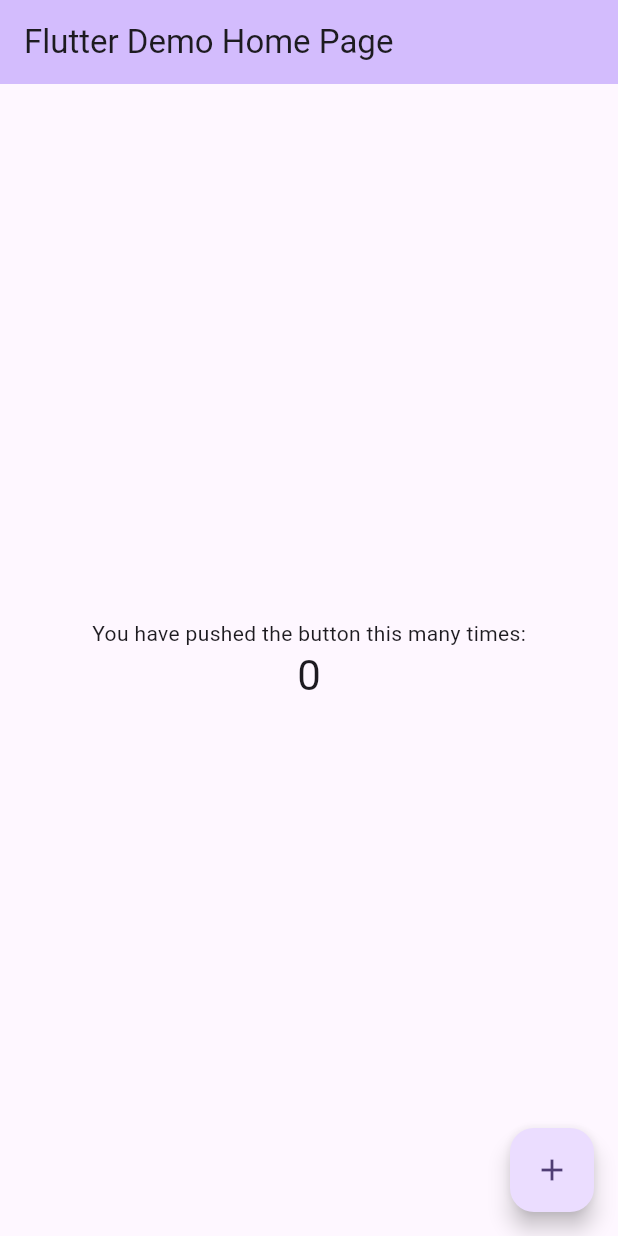
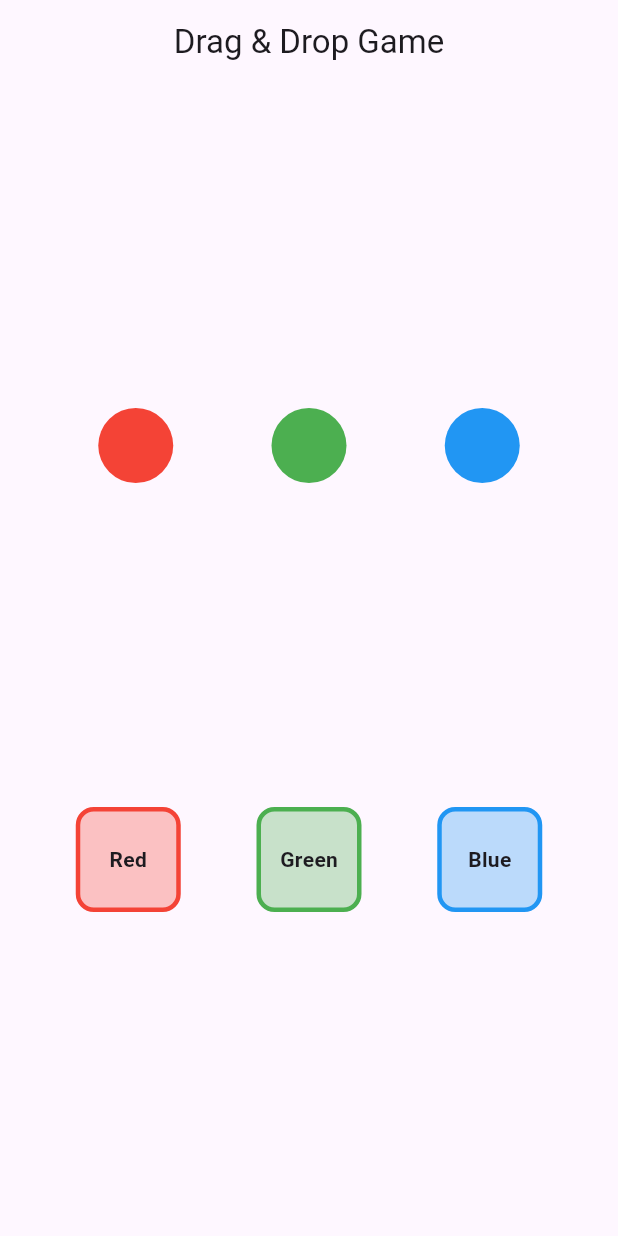
Before and after one commit to reemahmad23/drag_and_drop, a Flutter app: the screen it shows after launch, on a phone screen of 412 x 824 dp. Run offline on Flutter 3.47's test engine with Material 3 defaults, Android fonts, the phone set to English and light mode, and no system bars.

Commit message:
make dragable and drag target

```diff
--- /dev/null
+++ b/lib/drag_drop_game.dart
@@ -0,0 +1,114 @@
+import 'package:flutter/material.dart';
+
+class DragDropGame extends StatefulWidget {
+  const DragDropGame({super.key});
+
+  @override
+  State<DragDropGame> createState() => _DragDropGameState();
+}
+
+class _DragDropGameState extends State<DragDropGame> {
+  final List<Color> balls = [Colors.red, Colors.green, Colors.blue];
+
+  final Map<Color, bool> matched = {
+    Colors.red: false,
+    Colors.green: false,
+    Colors.blue: false,
+  };
+
+  @override
+  Widget build(BuildContext context) {
+    return Scaffold(
+      appBar: AppBar(
+        title: const Text("Drag & Drop Game"),
+        centerTitle: true,
+      ),
+      body: Column(
+        mainAxisAlignment: MainAxisAlignment.spaceEvenly,
+        children: [
+          Row(
+            mainAxisAlignment: MainAxisAlignment.spaceEvenly,
+            children: balls.map((color) {
+              return Draggable<Color>(
+                data: color,
+                feedback: ballWidget(color, 50, withShadow: true), // يظهر أثناء السحب
+                childWhenDragging: ballWidget(Colors.grey.shade300, 50), // مكانها يبهت
+                child: matched[color]! ? const SizedBox(width: 50, height: 50) : ballWidget(color, 50),
+              );
+            }).toList(),
+          ),
+
+          Row(
+            mainAxisAlignment: MainAxisAlignment.spaceEvenly,
+            children: balls.map((color) {
+              return DragTarget<Color>(
+                onWillAcceptWithDetails: (data) => true,
+                onAcceptWithDetails: (data) {
+                  if (data == color) {
+                    // صح ✅
+                    setState(() {
+                      matched[color] = true;
+                    });
+                    ScaffoldMessenger.of(context).showSnackBar(
+                      SnackBar(content: Text("Correct! ${colorName(color)} matched")),
+                    );
+                  } else {
+                    // غلط ❌
+                    ScaffoldMessenger.of(context).showSnackBar(
+                      SnackBar(content: Text("Wrong match! Try again")),
+                    );
+                  }
+                },
+                builder: (context, candidateData, rejectedData) {
+                  return Container(
+                    width: 70,
+                    height: 70,
+                    decoration: BoxDecoration(
+                      color: color.withOpacity(0.3),
+                      border: Border.all(color: color, width: 3),
+                      borderRadius: BorderRadius.circular(12),
+                    ),
+                    child: Center(
+                      child: Text(
+                        colorName(color),
+                        style: const TextStyle(fontWeight: FontWeight.bold),
+                      ),
+                    ),
+                  );
+                },
+              );
+            }).toList(),
+          ),
+        ],
+      ),
+    );
+  }
+
+  // ويدجت للكورة
+  Widget ballWidget(Color color, double size, {bool withShadow = false}) {
+    return Container(
+      width: size,
+      height: size,
+      decoration: BoxDecoration(
+        color: color,
+        shape: BoxShape.circle,
+        boxShadow: withShadow
+            ? [
+                const BoxShadow(
+                  color: Colors.black26,
+                  blurRadius: 6,
+                  offset: Offset(2, 2),
+                )
+              ]
+            : null,
+      ),
+    );
+  }
+
+  String colorName(Color color) {
+    if (color == Colors.red) return "Red";
+    if (color == Colors.green) return "Green";
+    if (color == Colors.blue) return "Blue";
+    return "Color";
+  }
+}
--- a/lib/main.dart
+++ b/lib/main.dart
@@ -1,3 +1,4 @@
+import 'package:drag_and_drop/drag_drop_game.dart';
 import 'package:flutter/material.dart';
 
 void main() {
@@ -11,112 +12,7 @@ class MyApp extends StatelessWidget {
   @override
   Widget build(BuildContext context) {
     return MaterialApp(
-      title: 'Flutter Demo',
-      theme: ThemeData(
-        // This is the theme of your application.
-        //
-        // TRY THIS: Try running your application with "flutter run". You'll see
-        // the application has a purple toolbar. Then, without quitting the app,
-        // try changing the seedColor in the colorScheme below to Colors.green
-        // and then invoke "hot reload" (save your changes or press the "hot
-        // reload" button in a Flutter-supported IDE, or press "r" if you used
-        // the command line to start the app).
-        //
-        // Notice that the counter didn't reset back to zero; the application
-        // state is not lost during the reload. To reset the state, use hot
-        // restart instead.
-        //
-        // This works for code too, not just values: Most code changes can be
-        // tested with just a hot reload.
-        colorScheme: ColorScheme.fromSeed(seedColor: Colors.deepPurple),
-      ),
-      home: const MyHomePage(title: 'Flutter Demo Home Page'),
+      home: DragDropGame(),
     );
   }
 }
-
-class MyHomePage extends StatefulWidget {
-  const MyHomePage({super.key, required this.title});
-
-  // This widget is the home page of your application. It is stateful, meaning
-  // that it has a State object (defined below) that contains fields that affect
-  // how it looks.
-
-  // This class is the configuration for the state. It holds the values (in this
-  // case the title) provided by the parent (in this case the App widget) and
-  // used by the build method of the State. Fields in a Widget subclass are
-  // always marked "final".
-
-  final String title;
-
-  @override
-  State<MyHomePage> createState() => _MyHomePageState();
-}
-
-class _MyHomePageState extends State<MyHomePage> {
-  int _counter = 0;
-
-  void _incrementCounter() {
-    setState(() {
-      // This call to setState tells the Flutter framework that something has
-      // changed in this State, which causes it to rerun the build method below
-      // so that the display can reflect the updated values. If we changed
-      // _counter without calling setState(), then the build method would not be
-      // called again, and so nothing would appear to happen.
-      _counter++;
-    });
-  }
-
-  @override
-  Widget build(BuildContext context) {
-    // This method is rerun every time setState is called, for instance as done
-    // by the _incrementCounter method above.
-    //
-    // The Flutter framework has been optimized to make rerunning build methods
-    // fast, so that you can just rebuild anything that needs updating rather
-    // than having to individually change instances of widgets.
-    return Scaffold(
-      appBar: AppBar(
-        // TRY THIS: Try changing the color here to a specific color (to
-        // Colors.amber, perhaps?) and trigger a hot reload to see the AppBar
-        // change color while the other colors stay the same.
-        backgroundColor: Theme.of(context).colorScheme.inversePrimary,
-        // Here we take the value from the MyHomePage object that was created by
-        // the App.build method, and use it to set our appbar title.
-        title: Text(widget.title),
-      ),
-      body: Center(
-        // Center is a layout widget. It takes a single child and positions it
-        // in the middle of the parent.
-        child: Column(
-          // Column is also a layout widget. It takes a list of children and
-          // arranges them vertically. By default, it sizes itself to fit its
-          // children horizontally, and tries to be as tall as its parent.
-          //
-          // Column has various properties to control how it sizes itself and
-          // how it positions its children. Here we use mainAxisAlignment to
-          // center the children vertically; the main axis here is the vertical
-          // axis because Columns are vertical (the cross axis would be
-          // horizontal).
-          //
-          // TRY THIS: Invoke "debug painting" (choose the "Toggle Debug Paint"
-          // action in the IDE, or press "p" in the console), to see the
-          // wireframe for each widget.
-          mainAxisAlignment: MainAxisAlignment.center,
-          children: <Widget>[
-            const Text('You have pushed the button this many times:'),
-            Text(
-              '$_counter',
-              style: Theme.of(context).textTheme.headlineMedium,
-            ),
-          ],
-        ),
-      ),
-      floatingActionButton: FloatingActionButton(
-        onPressed: _incrementCounter,
-        tooltip: 'Increment',
-        child: const Icon(Icons.add),
-      ), // This trailing comma makes auto-formatting nicer for build methods.
-    );
-  }
-}
```
